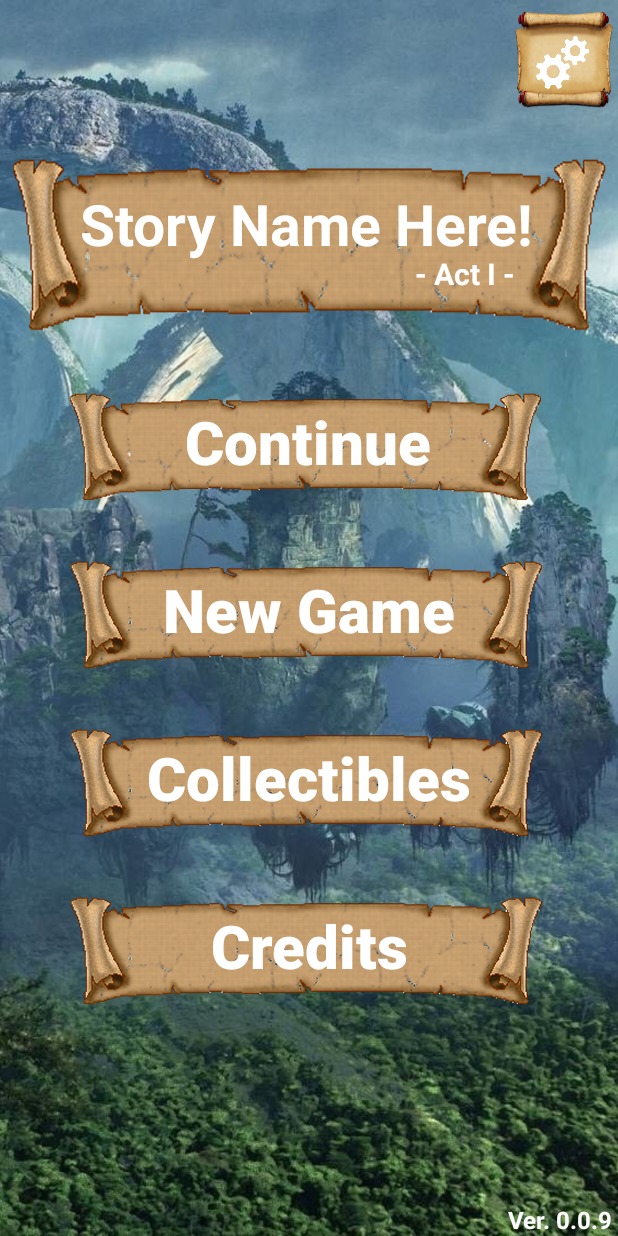
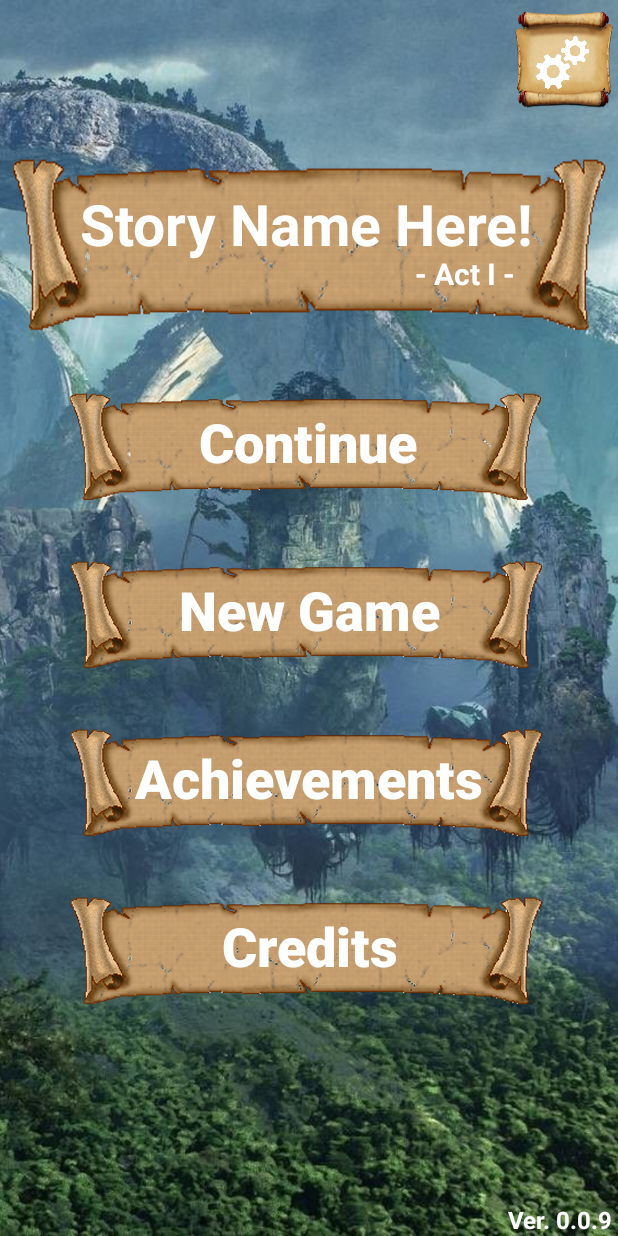
Before and after one commit to cclett2000/StoryGameApp, an Android app: the screen it shows after launch (MainActivity), on a phone screen of 412 x 824 dp. Run offline under Robolectric (Android 15) with nearby library versions, the phone set to English and light mode, and no system bars.

Commit message:
Ver 0.0.9 -- Finshed designing UI, implemented collectible logic, fixed database related bugs

```diff
--- a/app/src/main/java/com/example/storygameapp/MainActivity.kt
+++ b/app/src/main/java/com/example/storygameapp/MainActivity.kt
@@ -3,6 +3,7 @@ package com.example.storygameapp
 import android.content.Intent
 import androidx.appcompat.app.AppCompatActivity
 import android.os.Bundle
+import android.util.Log
 import android.widget.Button
 import android.widget.ImageButton
 import com.example.storygameapp.db.DBHelper
@@ -12,15 +13,26 @@ class MainActivity : AppCompatActivity() {
         super.onCreate(savedInstanceState)
         setContentView(R.layout.activity_main)
 
+        // initialize database
+        Thread(Runnable {
             val db = DBHelper(this, null)
             db.initCollectTable()
-        if (db.getSettingDBStatus() != 1 || db.getProgressionDBStatus() != 1) {
+            if (db.getSettingDBStatus() != 1 || db.getProgressionDBStatus() != 1 || db.getCollectDBStatus() != 1) {
+                Log.i("DBINIT", "Initializing Database.")
+
                 db.initSettingTable()
                 db.setSettingInitStatus(1)
 
                 db.initProgressionTable()
                 db.setProgressionInitStatus(1)
+
+                db.initCollectTable()
+                db.setCollectInitStatus(1)
+
+                Log.i("DBINIT", "Database Initialization Done.")
+
             }
+        }).start()
 
         //button vars
         val settings_btn = findViewById<ImageButton>(R.id.settings_BTN)
--- a/app/src/main/java/com/example/storygameapp/db/DBHelper.kt
+++ b/app/src/main/java/com/example/storygameapp/db/DBHelper.kt
@@ -40,9 +40,18 @@ class DBHelper(context: Context, factory: SQLiteDatabase.CursorFactory?) :
                     COLLECT_DB_INIT + " INTEGER"
                     + ")")
 
+        val dbInfoTableQuery =
+            ("CREATE TABLE IF NOT EXISTS " + DB_INIT_TABLE_NAME + " ("
+                    + DB_INIT_ID + " INTEGER PRIMARY KEY, " +
+                    COLLECT_DB_INIT + " INTEGER, " +
+                    SETTINGS_DB_INIT + " INTEGER, " +
+                    PROGRESSION_DB_INIT + " INTEGER"
+                    + " )")
+
         db.execSQL(progressionQuery)
         db.execSQL(settingsQuery)
         db.execSQL(collectibleQuery)
+        db.execSQL(dbInfoTableQuery)
     }
 
 
@@ -71,14 +80,16 @@ class DBHelper(context: Context, factory: SQLiteDatabase.CursorFactory?) :
     fun initSettingTable(){
         val db = this.writableDatabase
         val values = ContentValues()
+        val initValue = ContentValues()
 
         values.put(ENABLE_LARGE_FONT, 0)
         values.put(ENABLE_SIMPLE_FONT, 0)
-        values.put(SETTINGS_DB_INIT, 1)
+        initValue.put(SETTINGS_DB_INIT, 1)
 
         Log.i("DB_VAL", values.toString())
 
         db.insert(SETTINGS_TABLE_NAME, null, values)
+        db.insert(DB_INIT_TABLE_NAME, null, initValue)
         db.close()
     }
 
@@ -86,27 +97,44 @@ class DBHelper(context: Context, factory: SQLiteDatabase.CursorFactory?) :
     fun initProgressionTable(){
         val db = this.writableDatabase
         val values = ContentValues()
+        val initValue = ContentValues()
 
         values.put(ENABLE_LARGE_FONT, 0)
         values.put(ENABLE_SIMPLE_FONT, 0)
-        values.put(PROGRESSION_DB_INIT, 1)
-
+        initValue.put(SETTINGS_DB_INIT, 1)
         Log.i("DB_VAL", values.toString())
 
         db.insert(SETTINGS_TABLE_NAME, null, values)
+        db.insert(DB_INIT_TABLE_NAME, null, initValue)
         db.close()
     }
 
+    // TODO: Fix Achievment Init Bug
     fun initCollectTable(){
         val db = this.writableDatabase
         val values = ContentValues()
+        val initValue = ContentValues()
 
         values.put(COLLECT_IMG_PATH, "")
         values.put(COLLECT_TITLE, "Completionist")
-        values.put(COLLECT_DESC, "Complete the entire story.")
-        values.put(COLLECT_IS_UNLOCKED, 1)
+        values.put(COLLECT_DESC, "Completed the entire story.")
+        values.put(COLLECT_IS_UNLOCKED, 0)
+
+        values.put(COLLECT_IMG_PATH, "")
+        values.put(COLLECT_TITLE, "I am Commander Sheperd!")
+        values.put(COLLECT_DESC, "Made a decision during the story")
+        values.put(COLLECT_IS_UNLOCKED, 0)
+
+        values.put(COLLECT_IMG_PATH, "")
+        values.put(COLLECT_TITLE, "Pimp My App!")
+        values.put(COLLECT_DESC, "Opened the settings menu and changed a setting")
+        values.put(COLLECT_IS_UNLOCKED, 0)
+
+        initValue.put(COLLECT_DB_INIT, 1)
 
         db.insert(COLLECT_TABLE_NAME, null, values)
+        db.insert(DB_INIT_TABLE_NAME, null, initValue)
+
         db.close()
     }
     //////////////////////////////////////////////////////////////////////////////
@@ -153,7 +181,7 @@ class DBHelper(context: Context, factory: SQLiteDatabase.CursorFactory?) :
     }
     fun setSettingInitStatus(simpleMode: Int){
         val db = this.readableDatabase
-        db.execSQL("UPDATE $SETTINGS_TABLE_NAME SETS$SETTINGS_DB_INIT = $simpleMode WHERE ID=1")
+        db.execSQL("UPDATE $DB_INIT_TABLE_NAME SET $SETTINGS_DB_INIT = $simpleMode WHERE ID=1")
     }
 
     // PROGRESSION
@@ -242,14 +270,12 @@ class DBHelper(context: Context, factory: SQLiteDatabase.CursorFactory?) :
         val STORY_POS = "story_position"
         val COLLECT_FOUND = "collectibles_found"
         val COLLECT_NEEDED = "collectibles_not_found"
-        val PROGRESSION_DB_INIT = "progression_db_init"
 
         // settings
         val SETTINGS_TABLE_NAME = "user_settings"
         val SETTINGS_ID = "id"
         val ENABLE_LARGE_FONT = "enable_large_font"
         val ENABLE_SIMPLE_FONT = "enable_simple_font"
-        val SETTINGS_DB_INIT = "setting_db_init"
 
         // collectibles
         val COLLECT_TABLE_NAME = "collectibles"
@@ -258,6 +284,13 @@ class DBHelper(context: Context, factory: SQLiteDatabase.CursorFactory?) :
         val COLLECT_TITLE = "title"
         val COLLECT_DESC = "desc"
         val COLLECT_IS_UNLOCKED = "is_unlocked"
+
+        // DB INIT
+        val DB_INIT_TABLE_NAME = "db_init"
+        val DB_INIT_ID = "id"
         val COLLECT_DB_INIT = "collect_db_init"
+        val SETTINGS_DB_INIT = "setting_db_init"
+        val PROGRESSION_DB_INIT = "progression_db_init"
+
     }
 }
--- a/app/src/main/res/layout/activity_main.xml
+++ b/app/src/main/res/layout/activity_main.xml
@@ -99,7 +99,7 @@
         android:text="@string/continue_game_btn"
         android:textAllCaps="false"
         android:textColor="@color/white"
-        android:textSize="40sp"
+        android:textSize="36sp"
         android:textStyle="bold"
         app:layout_constraintEnd_toEndOf="parent"
         app:layout_constraintHorizontal_bias="0.498"
@@ -115,7 +115,7 @@
         android:text="@string/new_game_btn"
         android:textAllCaps="false"
         android:textColor="@color/white"
-        android:textSize="40sp"
+        android:textSize="36sp"
         android:textStyle="bold"
         app:layout_constraintEnd_toEndOf="parent"
         app:layout_constraintStart_toStartOf="parent"
@@ -130,7 +130,7 @@
         android:text="@string/collectable_btn"
         android:textAllCaps="false"
         android:textColor="@color/white"
-        android:textSize="40sp"
+        android:textSize="36sp"
         android:textStyle="bold"
         app:layout_constraintEnd_toEndOf="parent"
         app:layout_constraintHorizontal_bias="0.506"
@@ -146,7 +146,7 @@
         android:background="@drawable/scroll_bg"
         android:textColor="@color/white"
         android:textAllCaps="false"
-        android:textSize="40sp"
+        android:textSize="36sp"
         android:textStyle="bold"
         app:layout_constraintEnd_toEndOf="parent"
         app:layout_constraintStart_toStartOf="parent"
--- a/app/src/main/res/layout/collectible_screen.xml
+++ b/app/src/main/res/layout/collectible_screen.xml
@@ -30,7 +30,7 @@
         android:layout_width="wrap_content"
         android:layout_height="wrap_content"
         android:gravity="center"
-        android:text="COLLECTIBLES"
+        android:text="ACHIEVEMENTS"
         android:fontFamily="cursive"
         android:textColor="@color/white"
         android:textSize="56sp"
--- a/app/src/main/res/layout/credits_screen.xml
+++ b/app/src/main/res/layout/credits_screen.xml
@@ -1,7 +1,6 @@
 <?xml version="1.0" encoding="utf-8"?>
 <androidx.constraintlayout.widget.ConstraintLayout xmlns:android="http://schemas.android.com/apk/res/android"
     xmlns:app="http://schemas.android.com/apk/res-auto"
-    xmlns:tools="http://schemas.android.com/tools"
     android:layout_width="match_parent"
     android:background="@color/black"
     android:layout_height="match_parent">
--- a/app/src/main/res/values/strings.xml
+++ b/app/src/main/res/values/strings.xml
@@ -7,7 +7,7 @@
 
     <string name="new_game_btn">New Game</string>
     <string name="continue_game_btn">Continue</string>
-    <string name="collectable_btn">Collectibles</string>
+    <string name="collectable_btn">Achievements</string>
     <string name="credits_btn">Credits</string>
 
     <!--SETTINGS SCREEN-->
```
Also changed, not shown: app/src/main/res/layout/card_view_design.xml (+10 -23 lines). Lines whose indentation alone changed are shown as unchanged.
